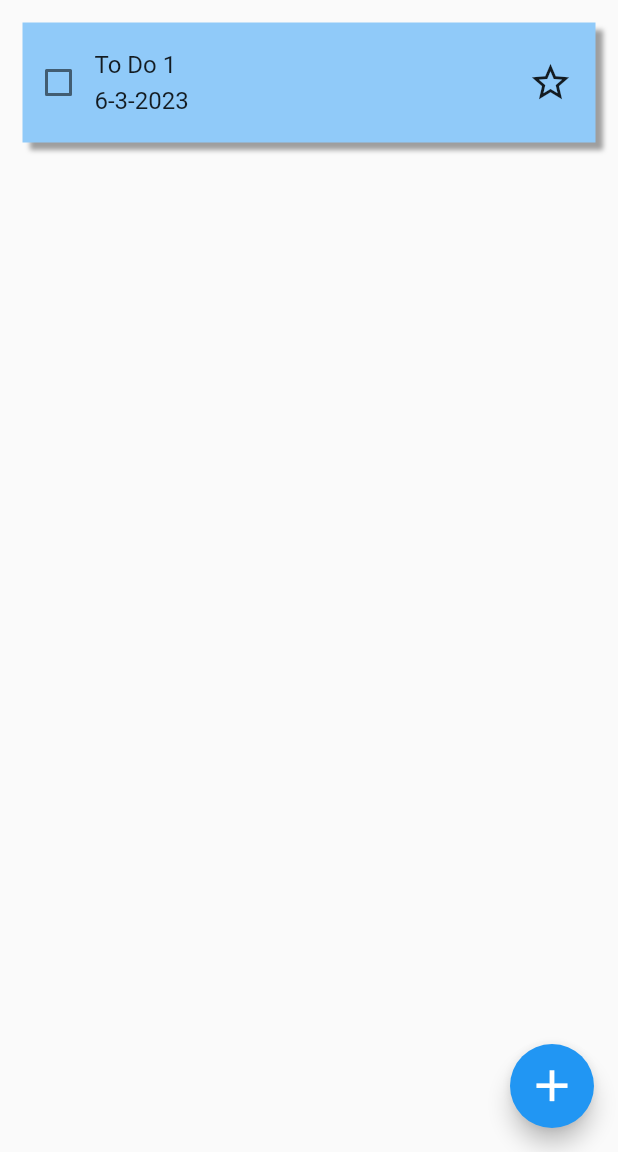
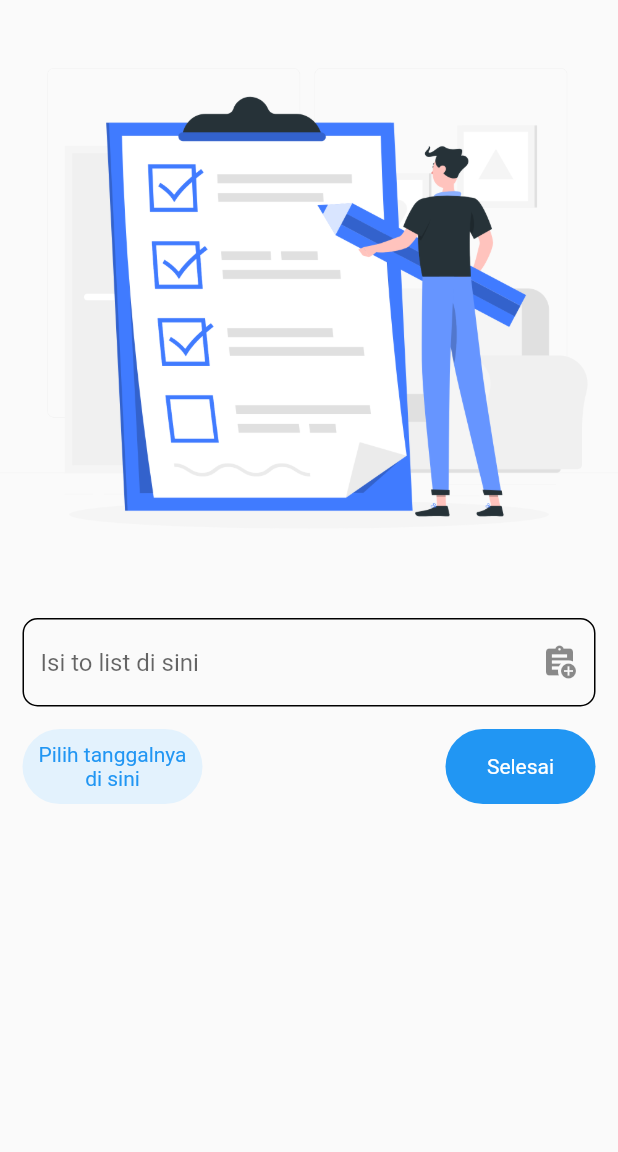
Before and after one commit to FajarRAP/to_do_lite, a Flutter app: the screen it shows after launch, on a phone screen of 412 x 824 dp, the part 84-1236 px from its top. Run offline on Flutter 3.47's test engine with Material 2 defaults, Android fonts, the phone set to English and light mode, and no system bars.

Commit message:
membuat halaman tambah to do

```diff
--- a/lib/main.dart
+++ b/lib/main.dart
@@ -1,4 +1,5 @@
 import 'package:flutter/material.dart';
+import 'package:to_do_lite/pages/add_to_do.dart';
 import 'package:to_do_lite/pages/home_page.dart';
 import 'package:to_do_lite/pages/to_do_page.dart';
 
@@ -13,7 +14,8 @@ class MyApp extends StatelessWidget {
     return const MaterialApp(
       debugShowCheckedModeBanner: false,
       // home: HomePage(),
-      home: ToDoPage(),
+      // home: ToDoPage(),
+      home: AddToDoPage(),
     );
   }
 }
--- /dev/null
+++ b/lib/pages/add_to_do.dart
@@ -0,0 +1,91 @@
+import 'package:flutter/material.dart';
+import 'package:to_do_lite/components/appbar.dart';
+
+class AddToDoPage extends StatelessWidget {
+  const AddToDoPage({super.key});
+  @override
+  Widget build(BuildContext context) {
+    return Scaffold(
+      appBar: appBarAinx(),
+      body: ListView(
+        children: [
+          Image.asset("images/addtodo.png"),
+          Padding(
+            padding: const EdgeInsets.symmetric(horizontal: 15),
+            child: TextFormField(
+              decoration: InputDecoration(
+                focusedBorder: OutlineInputBorder(
+                  borderSide: const BorderSide(color: Colors.blue),
+                  borderRadius: BorderRadius.circular(10),
+                ),
+                enabledBorder: OutlineInputBorder(
+                  borderSide: const BorderSide(color: Colors.black),
+                  borderRadius: BorderRadius.circular(10),
+                ),
+                hintText: "Isi to list di sini",
+                suffixIcon: const Icon(Icons.assignment_add),
+              ),
+              autofocus: false,
+              onChanged: (value) {},
+            ),
+          ),
+          Padding(
+            padding: const EdgeInsets.all(15),
+            child: Row(
+              mainAxisAlignment: MainAxisAlignment.spaceBetween,
+              children: [
+                InkWell(
+                  onTap: () {
+                    showDatePicker(
+                      context: context,
+                      initialDate: DateTime.now(),
+                      firstDate: DateTime(2002),
+                      lastDate: DateTime(2024),
+                    ).then((value) {});
+                  },
+                  child: Container(
+                    width: 120,
+                    height: 50,
+                    decoration: BoxDecoration(
+                      color: Colors.blue[50],
+                      borderRadius: BorderRadiusDirectional.circular(25),
+                    ),
+                    child: const Center(
+                      child: Text(
+                        "Pilih tanggalnya\ndi sini",
+                        style: TextStyle(
+                          color: Colors.blue,
+                        ),
+                        textAlign: TextAlign.center,
+                      ),
+                    ),
+                  ),
+                ),
+                InkWell(
+                  onTap: () {},
+                  child: Container(
+                    width: 100,
+                    height: 50,
+                    decoration: BoxDecoration(
+                      color: Colors.blue,
+                      borderRadius: BorderRadiusDirectional.circular(25),
+                    ),
+                    child: const Center(
+                      child: Text(
+                        "Selesai",
+                        style: TextStyle(
+                          color: Colors.white,
+                        ),
+                        textAlign: TextAlign.center,
+                      ),
+                    ),
+                  ),
+                ),
+              ],
+            ),
+          ),
+        ],
+      ),
+    );
+  }
+}
--- a/pubspec.yaml
+++ b/pubspec.yaml
@@ -61,6 +61,7 @@ flutter:
   # To add assets to your application, add an assets section, like this:
   assets:
     - images/homepage.png
+    - images/addtodo.png
   #   - images/a_dot_ham.jpeg
 
   # An image asset can refer to one or more resolution-specific "variants", see
```
Also changed, not shown: images/addtodo.png (added).
